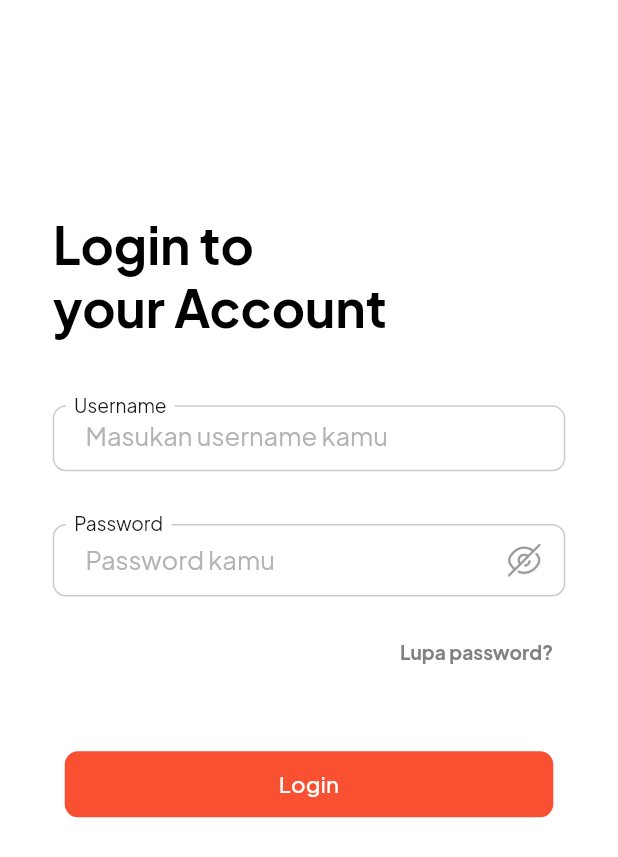
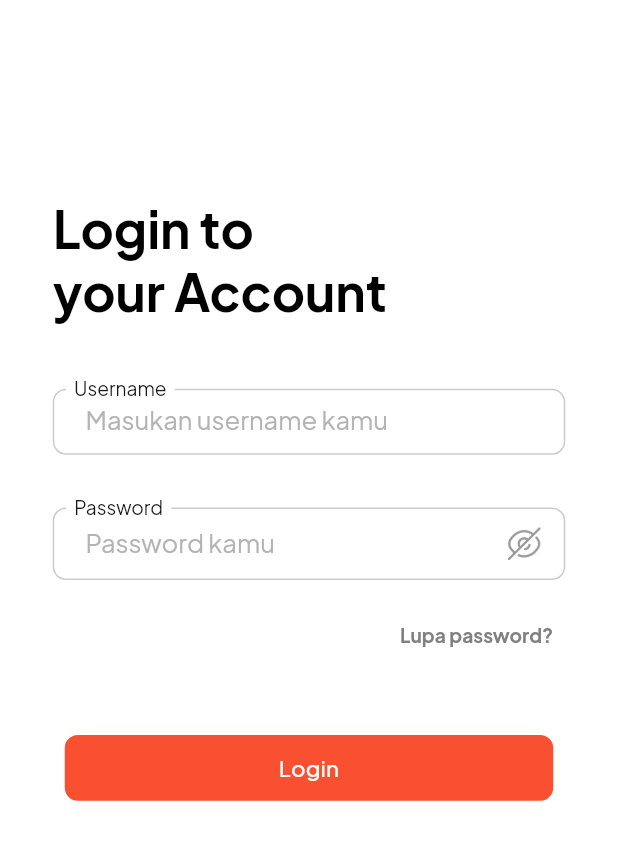
Before and after one commit to dhimsky/App-Admin-Komerce, a Flutter app: the screen it shows after launch, on a phone screen of 412 x 824 dp. Shown: the top 857 px of the screen. Run offline on Flutter 3.47's test engine with Material 2 defaults, Android fonts, the phone set to English and light mode, and no system bars; our stand-ins replace google_fonts.

Commit message:
Update login_page.dart

```diff
--- a/lib/pages/login_page.dart
+++ b/lib/pages/login_page.dart
@@ -14,7 +14,7 @@ class Login extends StatelessWidget {
             width: double.infinity,
             child: Container(
               padding:
-                  EdgeInsets.fromLTRB(32 * fem, 130 * fem, 32 * fem, 130 * fem),
+                  EdgeInsets.fromLTRB(32 * fem, 120 * fem, 32 * fem, 120 * fem),
               width: double.infinity,
               height: 837 * fem,
               decoration: BoxDecoration(
```
